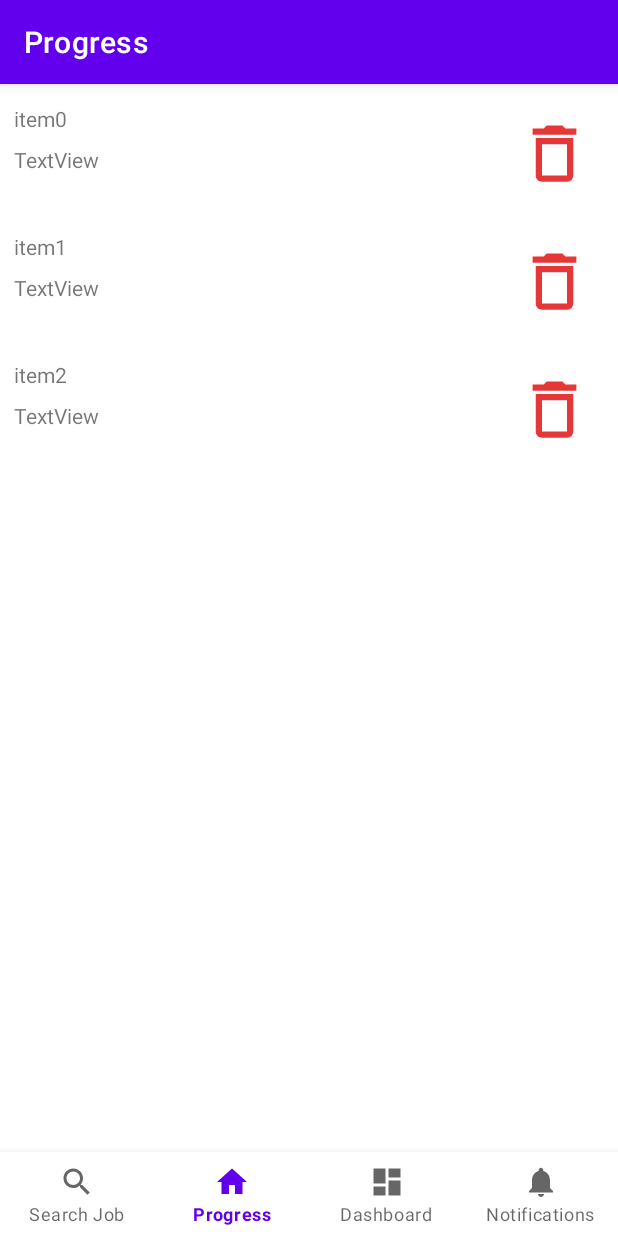
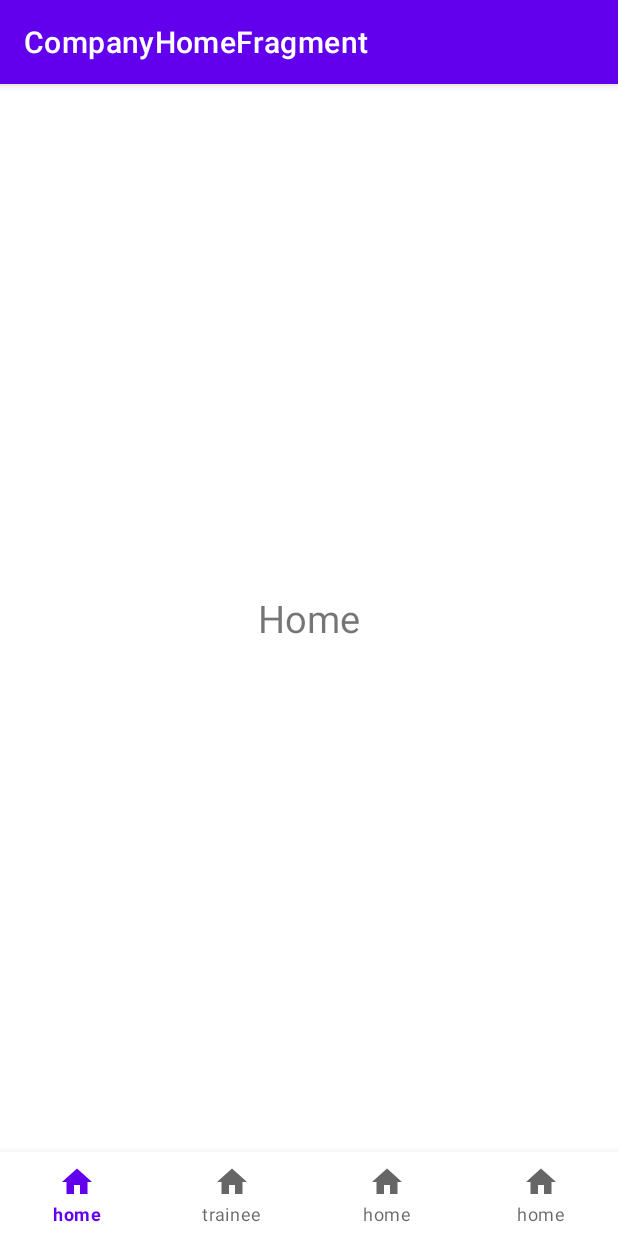
Before and after one commit to zheyang123/ApprenticeStreet, an Android app: the screen it shows after launch (MainActivity before the commit, companyMainActivity after it), on a phone screen of 412 x 824 dp. Run offline under Robolectric (Android 15) with nearby library versions, the phone set to English and light mode, and no system bars; our stand-ins replace data binding, navigation-ui.

Commit message:
added company page

```diff
--- a/app/src/main/java/my/rjtechnology/apprenticestreet/MainActivity.kt
+++ b/app/src/main/java/my/rjtechnology/apprenticestreet/MainActivity.kt
@@ -1,5 +1,6 @@
 package my.rjtechnology.apprenticestreet
 
+import android.content.Intent
 import android.os.Bundle
 import android.view.MenuItem
 import com.google.android.material.bottomnavigation.BottomNavigationView
@@ -19,6 +20,9 @@ class MainActivity : AppCompatActivity() {
     override fun onCreate(savedInstanceState: Bundle?) {
         super.onCreate(savedInstanceState)
 
+    val changePage = Intent(this, companyMainActivity::class.java)
+    startActivity(changePage)
+
         binding = ActivityMainBinding.inflate(layoutInflater)
         setContentView(binding.root)
 
@@ -37,10 +41,10 @@ class MainActivity : AppCompatActivity() {
         )
         setupActionBarWithNavController(navController, appBarConfiguration)
         navView.setupWithNavController(navController)
-        var database = Firebase.database.reference
+       // var database = Firebase.database.reference
         //var myRef = database.getReference("message")
-        database.child("users").child("userId1").setValue("zxc")
-        database.child("users").child("userId2").setValue("xc1")
+      //  database.child("users").child("userId1").setValue("zxc")
+      //  database.child("users").child("userId2").setValue("xc1")
 
     }
 
--- /dev/null
+++ b/app/src/main/java/my/rjtechnology/apprenticestreet/companyMainActivity.kt
@@ -0,0 +1,50 @@
+package my.rjtechnology.apprenticestreet
+
+import androidx.appcompat.app.AppCompatActivity
+import android.os.Bundle
+import android.view.MenuItem
+import androidx.fragment.app.Fragment
+import androidx.navigation.findNavController
+import androidx.navigation.ui.AppBarConfiguration
+import androidx.navigation.ui.setupActionBarWithNavController
+import androidx.navigation.ui.setupWithNavController
+import com.google.android.material.bottomnavigation.BottomNavigationView
+import my.rjtechnology.apprenticestreet.databinding.ActivityCompanyMainBinding
+import my.rjtechnology.apprenticestreet.databinding.ActivityMainBinding
+
+class companyMainActivity : AppCompatActivity() {
+
+
+    private lateinit var binding: ActivityCompanyMainBinding
+            override fun onCreate(savedInstanceState: Bundle?) {
+        super.onCreate(savedInstanceState)
+                binding = ActivityCompanyMainBinding.inflate(layoutInflater)
+                setContentView(binding.root)
+
+                val navView: BottomNavigationView = binding.companyNavView
+
+                val navController = findNavController(R.id.company_nav_host_fragment_activity_main)
+                // Passing each menu ID as a set of Ids because each
+                // menu should be considered as top level destinations.
+                val appBarConfiguration = AppBarConfiguration(
+                    setOf(
+                        R.id.navigation_company_home,
+                        R.id.navigation_company_trainee,
+                        R.id.navigation_company_help,
+                        R.id.navigation_company_joblist
+                    )
+                )
+                setupActionBarWithNavController(navController, appBarConfiguration)
+                navView.setupWithNavController(navController)
+
+
+    }
+    override fun onOptionsItemSelected(item: MenuItem) = when (item.itemId) {
+        android.R.id.home -> {
+            findNavController(R.id.company_nav_host_fragment_activity_main).navigateUp()
+            true
+        }
+        else -> super.onOptionsItemSelected(item)
+    }
+
+}
--- /dev/null
+++ b/app/src/main/java/my/rjtechnology/apprenticestreet/ui/companyHome/CompanyHomeFragment.kt
@@ -0,0 +1,24 @@
+package my.rjtechnology.apprenticestreet.ui.companyHome
+
+import android.os.Bundle
+import androidx.fragment.app.Fragment
+import android.view.LayoutInflater
+import android.view.View
+import android.view.ViewGroup
+import my.rjtechnology.apprenticestreet.R
+
+
+
+class CompanyHomeFragment : Fragment() {
+
+
+    override fun onCreateView(
+        inflater: LayoutInflater, container: ViewGroup?,
+        savedInstanceState: Bundle?
+    ): View? {
+        // Inflate the layout for this fragment
+        return inflater.inflate(R.layout.fragment_company_home, container, false)
+    }
+
+
+}
--- /dev/null
+++ b/app/src/main/res/layout/activity_company_main.xml
@@ -0,0 +1,38 @@
+<?xml version="1.0" encoding="utf-8"?>
+
+<layout
+    xmlns:android="http://schemas.android.com/apk/res/android"
+    xmlns:app="http://schemas.android.com/apk/res-auto">
+
+    <androidx.constraintlayout.widget.ConstraintLayout
+        android:id="@+id/container"
+        android:layout_width="match_parent"
+        android:layout_height="match_parent">
+
+        <com.google.android.material.bottomnavigation.BottomNavigationView
+            android:id="@+id/company_nav_view"
+            android:layout_width="0dp"
+            android:layout_height="wrap_content"
+            android:layout_marginStart="0dp"
+            android:layout_marginEnd="0dp"
+            android:background="?android:attr/windowBackground"
+            app:layout_constraintBottom_toBottomOf="parent"
+            app:layout_constraintLeft_toLeftOf="parent"
+            app:layout_constraintRight_toRightOf="parent"
+            app:labelVisibilityMode="labeled"
+            app:menu="@menu/company_bottom_nav_menu" />
+
+        <fragment
+            android:id="@+id/company_nav_host_fragment_activity_main"
+            android:name="androidx.navigation.fragment.NavHostFragment"
+            android:layout_width="match_parent"
+            android:layout_height="0dp"
+            app:defaultNavHost="true"
+            app:layout_constraintBottom_toTopOf="@id/company_nav_view"
+            app:layout_constraintLeft_toLeftOf="parent"
+            app:layout_constraintRight_toRightOf="parent"
+            app:layout_constraintTop_toTopOf="parent"
+            app:navGraph="@navigation/company_navigation" />
+
+    </androidx.constraintlayout.widget.ConstraintLayout>
+</layout>
--- /dev/null
+++ b/app/src/main/res/layout/fragment_company_home.xml
@@ -0,0 +1,15 @@
+<?xml version="1.0" encoding="utf-8"?>
+<RelativeLayout xmlns:android="http://schemas.android.com/apk/res/android"
+    xmlns:tools="http://schemas.android.com/tools"
+    android:layout_width="match_parent"
+    android:layout_height="match_parent"
+    tools:context=".ui.companyHelp.CompanyHelpFragment">
+
+    <TextView
+        android:layout_width="wrap_content"
+        android:layout_height="wrap_content"
+        android:text="Home"
+        android:textSize="25dp"
+        android:layout_centerInParent="true"/>
+
+</RelativeLayout>
--- /dev/null
+++ b/app/src/main/res/menu/company_bottom_nav_menu.xml
@@ -0,0 +1,20 @@
+<?xml version="1.0" encoding="utf-8"?>
+<menu xmlns:android="http://schemas.android.com/apk/res/android">
+    <item android:id="@+id/navigation_company_home"
+        android:title="home"
+        android:icon="@drawable/ic_home_black_24dp"
+        ></item>
+    <item
+        android:id="@+id/navigation_company_trainee"
+        android:icon="@drawable/ic_home_black_24dp"
+        android:title="trainee"></item>
+
+    <item android:id="@+id/navigation_company_help"
+        android:title="home"
+        android:icon="@drawable/ic_home_black_24dp"
+        ></item>
+    <item android:id="@+id/navigation_company_joblist"
+        android:title="home"
+        android:icon="@drawable/ic_home_black_24dp"
+        ></item>
+</menu>
--- /dev/null
+++ b/app/src/main/res/navigation/company_navigation.xml
@@ -0,0 +1,25 @@
+<?xml version="1.0" encoding="utf-8"?>
+<navigation xmlns:android="http://schemas.android.com/apk/res/android"
+    xmlns:app="http://schemas.android.com/apk/res-auto"
+    xmlns:tools="http://schemas.android.com/tools"
+    android:id="@+id/company_navigation"
+    app:startDestination="@id/navigation_company_home">
+
+    <fragment
+        android:id="@+id/navigation_company_home"
+        android:name="my.rjtechnology.apprenticestreet.ui.companyHome.CompanyHomeFragment"
+        android:label="CompanyHomeFragment" />
+    <fragment
+        android:id="@+id/navigation_company_trainee"
+        android:name="my.rjtechnology.apprenticestreet.ui.companyTrainee.CompanyTraineeFragment"
+        android:label="CompanyTraineeFragment" />
+    <fragment
+        android:id="@+id/navigation_company_joblist"
+        android:name="my.rjtechnology.apprenticestreet.ui.companyJobList.CompanyJobListFragment"
+        android:label="CompanyJobListFragment" />
+    <fragment
+        android:id="@+id/navigation_company_help"
+        android:name="my.rjtechnology.apprenticestreet.ui.companyHelp.CompanyHelpFragment"
+        android:label="fragment_company_job_list"
+        tools:layout="@layout/fragment_company_job_list" />
+</navigation>
--- a/app/src/main/res/values/strings.xml
+++ b/app/src/main/res/values/strings.xml
@@ -64,4 +64,6 @@
 
     <!-- Salaries -->
     <string name="min_salary_per_month">Min Salary (MYR) / Month</string>
+    <!-- TODO: Remove or change this placeholder text -->
+    <string name="hello_blank_fragment">Hello blank fragment</string>
 </resources>
```
Also changed, not shown: app/src/main/AndroidManifest.xml (+7 -4 lines), app/src/main/java/my/rjtechnology/apprenticestreet/ui/companyHelp/CompanyHelpFragment.kt (added, +23 -0 lines), app/src/main/java/my/rjtechnology/apprenticestreet/ui/companyJobList/CompanyJobListFragment.kt (added, +25 -0 lines), app/src/main/java/my/rjtechnology/apprenticestreet/ui/companyTrainee/CompanyTraineeFragment.kt (added, +22 -0 lines), app/src/main/res/layout/fragment_company_help.xml (added, +15 -0 lines), app/src/main/res/layout/fragment_company_job_list.xml (added, +15 -0 lines), app/src/main/res/layout/fragment_company_trainee.xml (added, +15 -0 lines).
